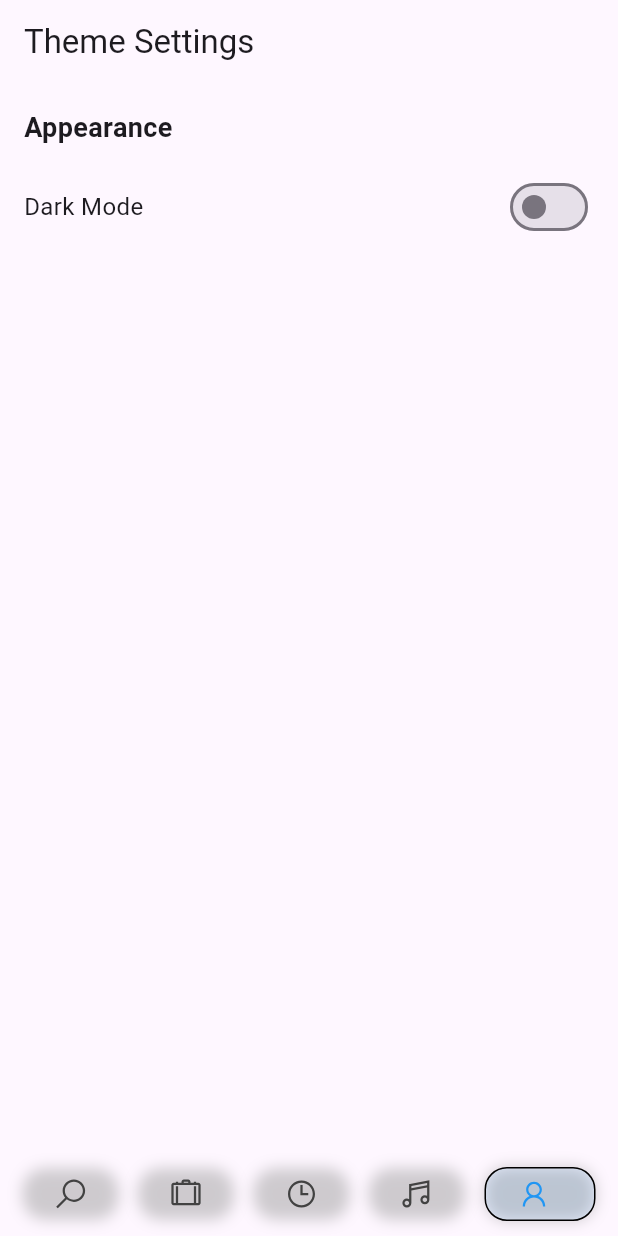
After one commit to zpand26/Final_Project_SE-24, a Flutter app: the screen it shows after launch, item 5 of the bottom bar chosen, on a phone screen of 412 x 824 dp. The commit adds this screen. Run offline on Flutter 3.47's test engine with Material 3 defaults, Android fonts, the phone set to English and light mode, and no system bars; drawn by our look-alikes of google_nav_bar; our stand-ins replace line_icons.

Commit message:
added light/dark mode theme appearance

```diff
--- a/lib/main.dart
+++ b/lib/main.dart
@@ -1,19 +1,37 @@
 import 'package:flutter/material.dart';
-import 'package:northstars_final/views/nav_bar.dart'; // Import the NavBar file
+import 'models/theme_model.dart';
+import 'presenters/theme_presenter.dart';
+import 'views/nav_bar.dart';
 
 void main() {
   runApp(MyApp());
 }
 
-class MyApp extends StatelessWidget {
+class MyApp extends StatefulWidget {
+  @override
+  _MyAppState createState() => _MyAppState();
+}
+
+class _MyAppState extends State<MyApp> {
+  final ThemeModel _themeModel = ThemeModel();
+  late final ThemePresenter _themePresenter;
+
+  @override
+  void initState() {
+    super.initState();
+    _themePresenter = ThemePresenter(_themeModel);
+    _themeModel.addListener(() {
+      setState(() {});
+    });
+  }
+
   @override
   Widget build(BuildContext context) {
     return MaterialApp(
-      title: 'NavBar Test',
-      theme: ThemeData(
-        primarySwatch: Colors.blue,
-      ),
-      home: NavBar(), // Use NavBar as the home page
+      theme: ThemeData.light(),
+      darkTheme: ThemeData.dark(),
+      themeMode: _themeModel.isDarkMode ? ThemeMode.dark : ThemeMode.light,
+      home: NavBar(themePresenter: _themePresenter),
     );
   }
 }
--- /dev/null
+++ b/lib/models/theme_model.dart
@@ -0,0 +1,12 @@
+import 'package:flutter/material.dart';
+
+class ThemeModel extends ChangeNotifier {
+  bool _isDarkMode = false;
+
+  bool get isDarkMode => _isDarkMode;
+
+  void toggleTheme(bool isDark) {
+    _isDarkMode = isDark;
+    notifyListeners(); // Notify listeners about the change
+  }
+}
--- /dev/null
+++ b/lib/presenters/theme_presenter.dart
@@ -0,0 +1,13 @@
+import '../models/theme_model.dart';
+
+class ThemePresenter {
+  final ThemeModel _themeModel;
+
+  ThemePresenter(this._themeModel);
+
+  bool get isDarkMode => _themeModel.isDarkMode;
+
+  void toggleTheme(bool isDark) {
+    _themeModel.toggleTheme(isDark);
+  }
+}
--- a/lib/views/nav_bar.dart
+++ b/lib/views/nav_bar.dart
@@ -1,9 +1,13 @@
 import 'package:flutter/material.dart';
 import 'package:google_nav_bar/google_nav_bar.dart';
 import 'package:line_icons/line_icons.dart';
+import '../presenters/theme_presenter.dart';
+import '../views/theme_view.dart';
 
 class NavBar extends StatefulWidget {
-  const NavBar({super.key});
+  final ThemePresenter themePresenter;
+
+  const NavBar({super.key, required this.themePresenter});
 
   @override
   _NavBarState createState() => _NavBarState();
@@ -12,20 +16,20 @@ class NavBar extends StatefulWidget {
 class _NavBarState extends State<NavBar> {
   int _selectedIndex = 0;
 
-  // Pages for each tab in the NavBar
   final List<Widget> _pages = [
     Center(child: Text('')),
     Center(child: Text('')),
     Center(child: Text('')),
     Center(child: Text('')),
     Center(child: Text('')),
-
   ];
 
   @override
   Widget build(BuildContext context) {
     return Scaffold(
-      body: _pages[_selectedIndex],
+      body: _selectedIndex == 4 // Navigate to ThemeView for Profile tab
+          ? ThemeView(themePresenter: widget.themePresenter)
+          : _pages[_selectedIndex],
       bottomNavigationBar: Padding(
         padding: const EdgeInsets.symmetric(horizontal: 15.0, vertical: 10),
         child: GNav(
--- /dev/null
+++ b/lib/views/theme_view.dart
@@ -0,0 +1,40 @@
+import 'package:flutter/material.dart';
+import '../presenters/theme_presenter.dart';
+
+class ThemeView extends StatelessWidget {
+  final ThemePresenter themePresenter;
+
+  const ThemeView({super.key, required this.themePresenter});
+
+  @override
+  Widget build(BuildContext context) {
+    return Scaffold(
+      appBar: AppBar(title: const Text('Theme Settings')),
+      body: Padding(
+        padding: const EdgeInsets.all(16.0),
+        child: Column(
+          crossAxisAlignment: CrossAxisAlignment.start,
+          children: [
+            const Text(
+              'Appearance',
+              style: TextStyle(fontSize: 18, fontWeight: FontWeight.bold),
+            ),
+            const SizedBox(height: 16),
+            Row(
+              mainAxisAlignment: MainAxisAlignment.spaceBetween,
+              children: [
+                const Text('Dark Mode', style: TextStyle(fontSize: 16)),
+                Switch(
+                  value: themePresenter.isDarkMode,
+                  onChanged: (isDark) {
+                    themePresenter.toggleTheme(isDark);
+                  },
+                ),
+              ],
+            ),
+          ],
+        ),
+      ),
+    );
+  }
+}
```
Also changed, not shown: lib/views/settings_page_view.dart (added, +42 -0 lines), lib/models/settings_page_model.dart (added), lib/presenters/settings_page_presenter.dart (added).
